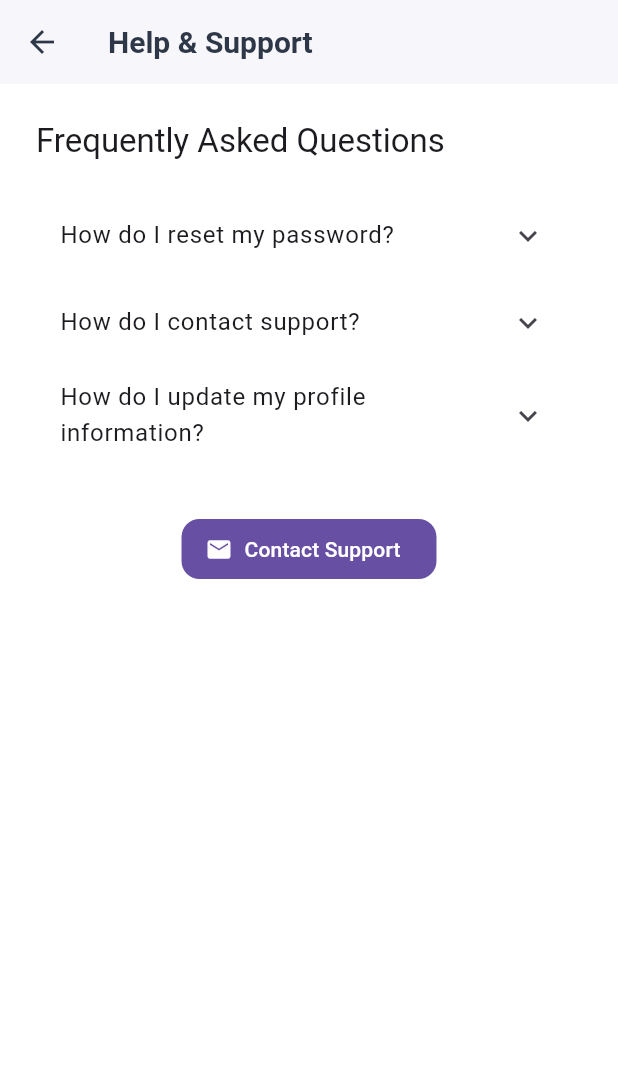
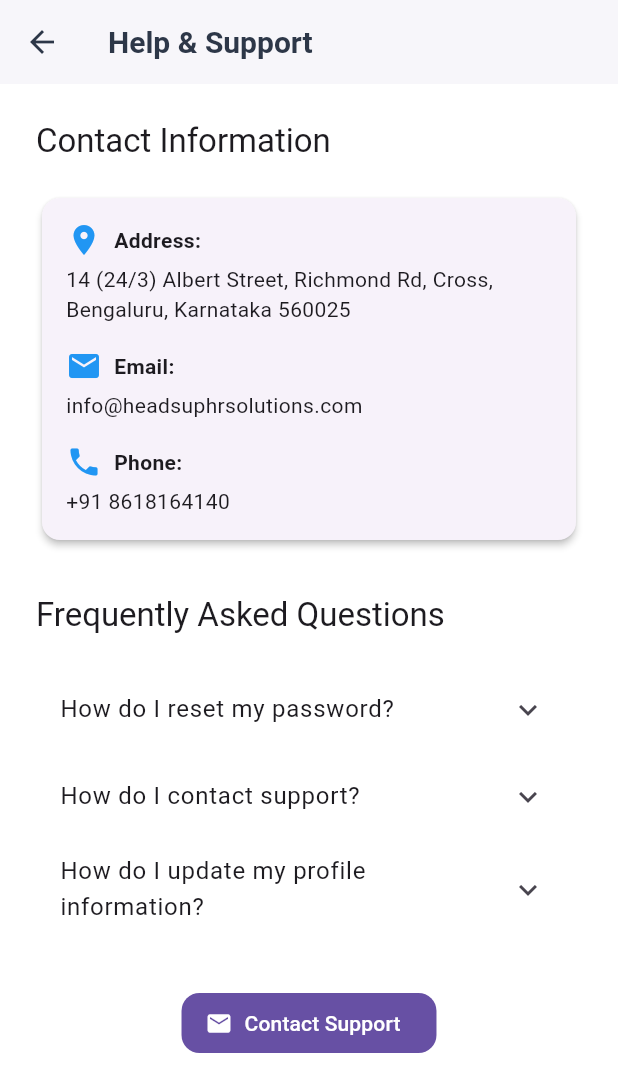
Before and after one commit to SurajChandrakar19/Setting-And-Notification-Change-Data-Vault, a Flutter app: the SettingsTabScreen screen opened directly, after a tap on "Help & Support", on a phone screen of 412 x 824 dp. Shown: the top 1092 px of the screen. Run offline on Flutter 3.47's test engine with Material 3 defaults, Android fonts, the phone set to English and light mode, and no system bars; our stand-ins replace csv, device_info_plus, dio, file_picker, flutter_secure_storage, font_awesome_flutter and 7 more; missing offline and left inert: excel, universal_html; accounts and stored records are empty.

Commit message:
Updated code and changes

```diff
--- a/lib/main.dart
+++ b/lib/main.dart
@@ -31,8 +31,26 @@ void main() async {
   );
 }
 
-class MyApp extends StatelessWidget {
+class MyApp extends StatefulWidget {
   const MyApp({super.key});
+
+  @override
+  State<MyApp> createState() => _MyAppState();
+}
+
+class _MyAppState extends State<MyApp> {
+  @override
+  void initState() {
+    super.initState();
+    _loadTheme();
+  }
+
+  Future<void> _loadTheme() async {
+    final prefs = await SharedPreferences.getInstance();
+    final isDarkMode = prefs.getBool('isDarkMode') ?? false;
+    print('Loaded dark mode preference: $isDarkMode');
+    themeModeNotifier.value = isDarkMode ? ThemeMode.dark : ThemeMode.light;
+  }
 
   @override
   Widget build(BuildContext context) {
--- a/lib/screens/help_support_screen.dart
+++ b/lib/screens/help_support_screen.dart
@@ -10,6 +10,49 @@ class HelpSupportScreen extends StatelessWidget {
       body: ListView(
         padding: const EdgeInsets.all(24.0),
         children: [
+          Text('Contact Information', style: Theme.of(context).textTheme.titleLarge),
+          const SizedBox(height: 20),
+          Card(
+            elevation: 2,
+            child: Padding(
+              padding: const EdgeInsets.all(16.0),
+              child: Column(
+                crossAxisAlignment: CrossAxisAlignment.start,
+                children: [
+                  Row(
+                    children: [
+                      const Icon(Icons.location_on, color: Colors.blue),
+                      const SizedBox(width: 8),
+                      const Text('Address:', style: TextStyle(fontWeight: FontWeight.bold)),
+                    ],
+                  ),
+                  const SizedBox(height: 4),
+                  const Text('14 (24/3) Albert Street, Richmond Rd, Cross, Bengaluru, Karnataka 560025'),
+                  const SizedBox(height: 16),
+                  Row(
+                    children: [
+                      const Icon(Icons.email, color: Colors.blue),
+                      const SizedBox(width: 8),
+                      const Text('Email:', style: TextStyle(fontWeight: FontWeight.bold)),
+                    ],
+                  ),
+                  const SizedBox(height: 4),
+                  const Text('info@headsuphrsolutions.com'),
+                  const SizedBox(height: 16),
+                  Row(
+                    children: [
+                      const Icon(Icons.phone, color: Colors.blue),
+                      const SizedBox(width: 8),
+                      const Text('Phone:', style: TextStyle(fontWeight: FontWeight.bold)),
+                    ],
+                  ),
+                  const SizedBox(height: 4),
+                  const Text('+91 8618164140'),
+                ],
+              ),
+            ),
+          ),
+          const SizedBox(height: 32),
           Text('Frequently Asked Questions', style: Theme.of(context).textTheme.titleLarge),
           const SizedBox(height: 20),
           ExpansionTile(
@@ -45,7 +88,7 @@ class HelpSupportScreen extends StatelessWidget {
               onPressed: () {
                 // In a real app, use url_launcher to open email
                 ScaffoldMessenger.of(context).showSnackBar(
-                  const SnackBar(content: Text('Launching email to support@example.com')),
+                  const SnackBar(content: Text('Launching email to info@headsuphrsolutions.com')),
                 );
               },
               icon: const Icon(Icons.email),
--- a/lib/screens/settings_tab_screen.dart
+++ b/lib/screens/settings_tab_screen.dart
@@ -4,6 +4,9 @@ import 'login_screen.dart'; // For logout navigation
 import 'privacy_policy_screen.dart';
 import 'help_support_screen.dart';
 import 'account_details_screen.dart';
+import 'account_settings_screen.dart';
+import 'package:shared_preferences/shared_preferences.dart';
+import '../main.dart'; // Import for themeModeNotifier
 
 class SettingsTabScreen extends StatefulWidget {
   const SettingsTabScreen({super.key});
@@ -13,15 +16,11 @@ class SettingsTabScreen extends StatefulWidget {
 }
 
 class _SettingsTabScreenState extends State<SettingsTabScreen> {
-  bool _isDarkMode = false; // State variable to track dark mode
-
   @override
   Widget build(BuildContext context) {
     return Scaffold(
       appBar: AppBar(title: const Text('Settings')),
-      // backgroundColor: lightGreyBackground, // From theme
-      body: Builder(
-        builder: (context) => ListView(
+      body: ListView(
         children: <Widget>[
           const SizedBox(height: 20),
           // User Profile Summary Area
@@ -36,21 +35,21 @@ class _SettingsTabScreenState extends State<SettingsTabScreen> {
                     Icons.person,
                     size: 30,
                     color: whiteColor,
-                    ), // Placeholder
+                  ),
                 ),
                 const SizedBox(width: 16),
                 const Column(
                   crossAxisAlignment: CrossAxisAlignment.start,
                   children: [
                     Text(
-                        'User Name', // TODO: Replace with actual user data
+                      'User Name',
                       style: TextStyle(
                         fontSize: 18,
                         fontWeight: FontWeight.bold,
                       ),
                     ),
                     Text(
-                        'user.email@example.com', // TODO: Replace
+                      'user.email@example.com',
                       style: TextStyle(fontSize: 14, color: subtleTextColor),
                     ),
                   ],
@@ -74,29 +73,39 @@ class _SettingsTabScreenState extends State<SettingsTabScreen> {
               );
             },
           ),
-            // Notification Preferences removed
-            ListTile(
+          _buildSettingsItem(
+            context,
+            icon: Icons.settings_outlined,
+            title: 'Account Settings',
+            onTap: () {
+              Navigator.push(
+                context,
+                MaterialPageRoute(
+                  builder: (context) => const AccountSettingsScreen(),
+                ),
+              );
+            },
+          ),
+          ValueListenableBuilder<ThemeMode>(
+            valueListenable: themeModeNotifier,
+            builder: (context, themeMode, _) {
+              final isDarkMode = themeMode == ThemeMode.dark;
+              return ListTile(
                 leading: const Icon(
                   Icons.dark_mode_outlined,
                   color: primaryDarkBlue,
                 ),
                 title: const Text('Dark Mode'),
                 trailing: Switch(
-                value: _isDarkMode, // Now uses the state variable
-                onChanged: (bool value) {
-                  setState(() {
-                    _isDarkMode = value; // Update the state
-                  });
-                  // TODO: Implement actual dark mode theme switching logic
-                  print('Dark Mode toggled: $value');
-
-                  // Show a snackbar to indicate the toggle worked
+                  value: isDarkMode,
+                  onChanged: (bool value) async {
+                    final prefs = await SharedPreferences.getInstance();
+                    await prefs.setBool('isDarkMode', value);
+                    themeModeNotifier.value = value ? ThemeMode.dark : ThemeMode.light;
                     ScaffoldMessenger.of(context).showSnackBar(
                       SnackBar(
                         content: Text(
-                        _isDarkMode
-                            ? 'Dark mode enabled'
-                            : 'Dark mode disabled',
+                          value ? 'Dark mode enabled' : 'Dark mode disabled',
                         ),
                         duration: const Duration(seconds: 2),
                       ),
@@ -104,21 +113,20 @@ class _SettingsTabScreenState extends State<SettingsTabScreen> {
                   },
                   activeThumbColor: accentLighterBlue,
                 ),
-              onTap: () {
-                // Toggle the switch when the whole row is tapped
-                setState(() {
-                  _isDarkMode = !_isDarkMode;
-                });
-                print('Dark Mode toggled via row tap: $_isDarkMode');
-
-                // Show a snackbar to indicate the toggle worked
+                onTap: () async {
+                  final newValue = !isDarkMode;
+                  final prefs = await SharedPreferences.getInstance();
+                  await prefs.setBool('isDarkMode', newValue);
+                  themeModeNotifier.value = newValue ? ThemeMode.dark : ThemeMode.light;
                   ScaffoldMessenger.of(context).showSnackBar(
                     SnackBar(
                       content: Text(
-                      _isDarkMode ? 'Dark mode enabled' : 'Dark mode disabled',
+                        newValue ? 'Dark mode enabled' : 'Dark mode disabled',
                       ),
                       duration: const Duration(seconds: 2),
                     ),
+                  );
+                },
               );
             },
           ),
@@ -154,17 +162,14 @@ class _SettingsTabScreenState extends State<SettingsTabScreen> {
             ),
             child: ElevatedButton(
               style: ElevatedButton.styleFrom(
-                  backgroundColor: Colors.red[400], // Destructive action color
+                backgroundColor: Colors.red[400],
               ),
               onPressed: () {
-                  // TODO: Implement logout logic (clear session, etc.)
-                  print('Logout tapped');
                 Navigator.of(context).pushAndRemoveUntil(
                   MaterialPageRoute(
                     builder: (context) => const LoginScreen(),
                   ),
-                    (Route<dynamic> route) =>
-                        false, // Remove all previous routes
+                  (Route<dynamic> route) => false,
                 );
               },
               child: const Text(
@@ -174,7 +179,6 @@ class _SettingsTabScreenState extends State<SettingsTabScreen> {
             ),
           ),
         ],
-        ),
       ),
     );
   }
--- a/lib/services/host_service.dart
+++ b/lib/services/host_service.dart
@@ -1,10 +1,10 @@
 class HostService {
-  // static const String baseUrlAuth = 'http://hrsolutions.eu-north-1.elasticbeanstalk.com/v1/auth';
-  // static const String baseUrl = 'http://hrsolutions.eu-north-1.elasticbeanstalk.com/v1';
+  static const String baseUrlAuth = 'http://hrsolutions.eu-north-1.elasticbeanstalk.com/v1/auth';
+  static const String baseUrl = 'http://hrsolutions.eu-north-1.elasticbeanstalk.com/v1';
   // static const String baseUrlAuth = 'http://localhost:8080/v1/auth';
   // static const String baseUrl = 'http://localhost:8080/v1';
-  static const String baseUrlAuth = 'http://192.168.31.133:8080/v1/auth';
-  static const String baseUrl = 'http://192.168.31.133:8080/v1';
+  // static const String baseUrlAuth = 'http://192.168.31.133:8080/v1/auth';
+  // static const String baseUrl = 'http://192.168.31.133:8080/v1';
   // 172.20.10.2
   // localhost
   // 192.168.31.66
--- a/lib/widgets/candidate_popup_form.dart
+++ b/lib/widgets/candidate_popup_form.dart
@@ -109,11 +109,7 @@ class _CandidatePopupFormState extends State<CandidatePopupForm> {
     }
 
     if (widget.initialEmail != null && widget.initialEmail!.isNotEmpty) {
-      final nameParts = widget.initialEmail!.split(' ');
-      _firstNameController.text = nameParts.first;
-      if (nameParts.length > 1) {
-        _emailController.text = nameParts.sublist(1).join(' ');
-      }
+      _emailController.text = widget.initialEmail!;
     }
 
     if (widget.initialExperience != null) {
--- a/pubspec.yaml
+++ b/pubspec.yaml
@@ -37,6 +37,7 @@ dependencies:
   shared_preferences: ^2.5.3
   # open_file: ^3.3.2
   flutter_local_notifications: ^19.4.2
+  image_picker: ^1.0.4
 
 dev_dependencies:
   flutter_test:
```
Also changed, not shown: lib/screens/account_settings_screen.dart (added, +254 -0 lines), lib/screens/data_vault_page.dart (+21 -12 lines), lib/screens/home_tab_screen.dart (+14 -22 lines), pubspec.lock, 5 other files. Lines whose indentation alone changed are shown as unchanged.
